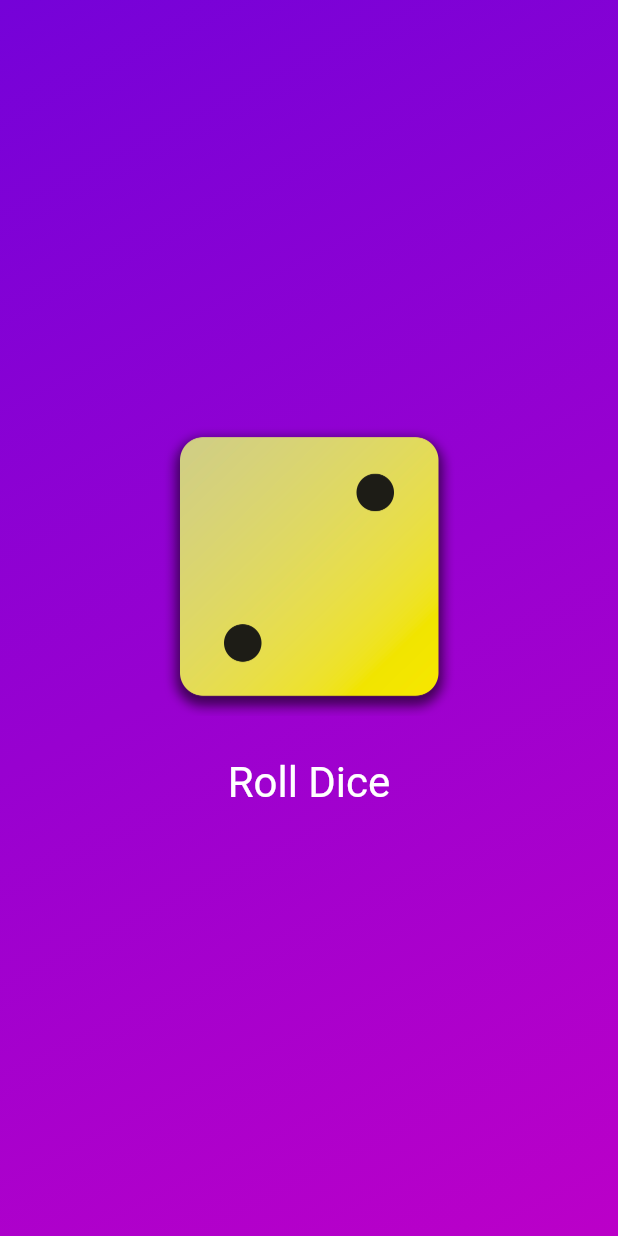
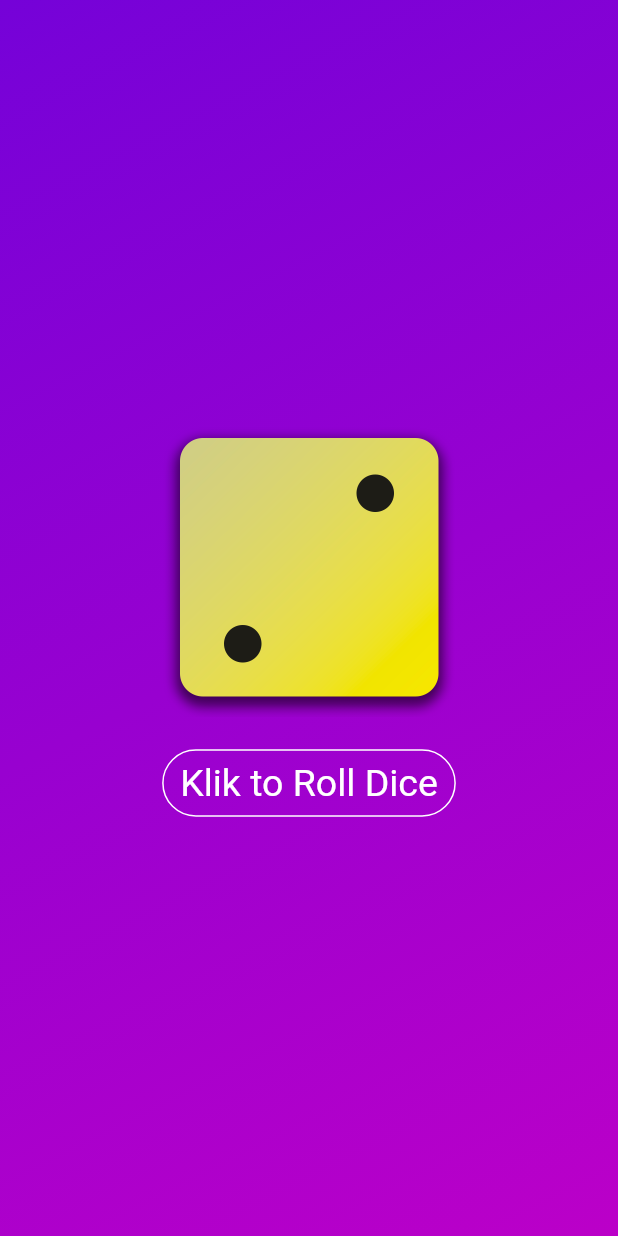
Before and after one commit to H4ntz-M4d/Flutter_Dice-Roll, a Flutter app: the screen it shows after launch, on a phone screen of 412 x 824 dp. Run offline on Flutter 3.47's test engine with Material 3 defaults, Android fonts, the phone set to English and light mode, and no system bars.

Commit message:
first to commit

```diff
--- a/lib/dice_roller.dart
+++ b/lib/dice_roller.dart
@@ -38,12 +38,13 @@ class _DiceRollerState extends State<DiceRoller> {
             // padding: const EdgeInsets.only(
             //   top: 20,
             // ),
+            side: const BorderSide(width: 1, color: Colors.white),
             foregroundColor: Colors.white,
             textStyle: const TextStyle(
-              fontSize: 28,
+              fontSize: 25,
             ),
           ),
-          child: const Text('Roll Dice'),
+          child: const Text('Klik to Roll Dice'),
         )
       ],
     );
--- a/lib/navbar.dart
+++ b/lib/gradient_container.dart
@@ -13,7 +13,6 @@ class GradientContainer extends StatelessWidget {
 
   final Color color1;
   final Color color2;
-
 
   @override
   Widget build(context) {
--- a/lib/main.dart
+++ b/lib/main.dart
@@ -1,5 +1,5 @@
 import 'package:flutter/material.dart';
-import 'package:flutter_project_1/navbar.dart';
+import 'package:flutter_project_1/gradient_container.dart';
 
 void main() {
   runApp(
@@ -8,6 +8,7 @@ void main() {
         body: GradientContainer(
           Color.fromARGB(255, 117, 2, 216),
           Color.fromARGB(255, 187, 0, 200),
+
         ),
       ),
     ),
```
